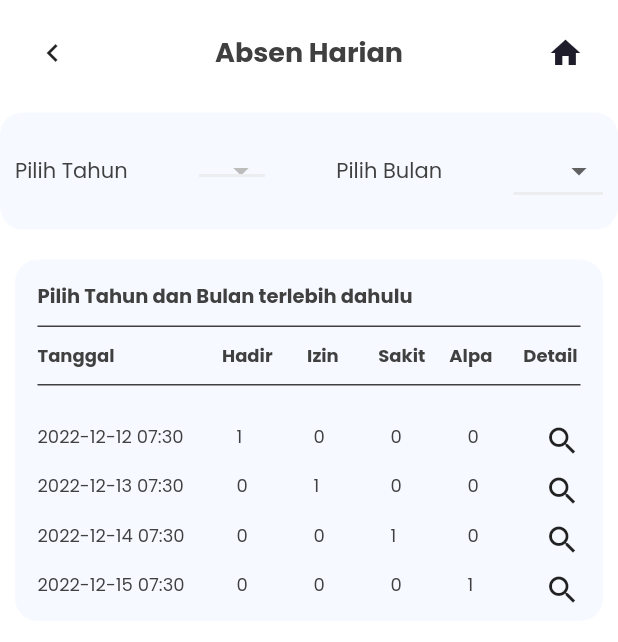
After one commit to jeffriagustiar/fe_info_siswa, a Flutter app: the MenuAbsenPage screen opened by its route, after a tap on "Harian", on a phone screen of 412 x 824 dp. The commit adds this screen. Shown: the top 642 px of the screen. Run offline on Flutter 3.47's test engine with Material 2 defaults, Android fonts, the phone set to English and light mode, and no system bars; our stand-ins replace carousel_slider, google_fonts; missing offline and left inert: sp_util; accounts and stored records are empty; network calls fail.

Commit message:
absen harian

```diff
--- a/lib/main.dart
+++ b/lib/main.dart
@@ -1,5 +1,6 @@
+import 'package:fe_info_siswa/pages/home/absen/menu_absen_page.dart';
 import 'package:fe_info_siswa/pages/home/home_page.dart';
-import 'package:fe_info_siswa/pages/home/list_absensi_siswa_page.dart';
+import 'package:fe_info_siswa/pages/home/absen/absensi_harian_siswa_page.dart';
 import 'package:fe_info_siswa/pages/home/nilai/list_nilai_rapor_page.dart';
 import 'package:fe_info_siswa/pages/home/nilai/menu_nilai.dart';
 import 'package:fe_info_siswa/pages/home/nilai/menu_nilai_harian.dart';
@@ -56,7 +57,8 @@ class MyApp extends StatelessWidget {
           '/home' :(context) => HomePage(),
           '/profile' :(context) => ProfilePage(),
           '/nilai' :(context) => ListNilaiRaporPage(),
-          '/absen' :(context) => ListPresensionPage(),
+          '/absen' :(context) => MenuAbsenPage(),
+          '/absen-harian' :(context) => AbsenHarianSiswaPage(),
           '/spp' :(context) => SppPage(),
           '/menu-nilai' :(context) => MenuNilaiPage(),
           '/menu-nilai-rapor' :(context) => MenuNilaiRaporPage(),
--- a/lib/models/tahun_model.dart
+++ b/lib/models/tahun_model.dart
@@ -9,7 +9,7 @@ class TahunModel{
 
   factory TahunModel.fromJson(Map<String, dynamic> json){
     return TahunModel(
-      tahun: json['tahunajaran'],
+      tahun: json['tahunajaran'].toString(),
       departement: json['departemen']
     );
   }
--- /dev/null
+++ b/lib/pages/home/absen/absensi_harian_siswa_page.dart
@@ -0,0 +1,295 @@
+import 'package:fe_info_siswa/provider/siswa_provider.dart';
+import 'package:fe_info_siswa/share/theme.dart';
+import 'package:fe_info_siswa/widgets/appBar_buttom.dart';
+import 'package:flutter/material.dart';
+import 'package:provider/provider.dart';
+import 'package:sp_util/sp_util.dart';
+
+class AbsenHarianSiswaPage extends StatefulWidget {
+  const AbsenHarianSiswaPage({super.key});
+
+  @override
+  State<AbsenHarianSiswaPage> createState() => _AbsenHarianSiswaPageState();
+}
+
+class _AbsenHarianSiswaPageState extends State<AbsenHarianSiswaPage> {
+
+  List<String> month = ['1','2','3','4','5','6','7','8','9','10','11','12'];
+  String? _itemmonth;
+  String? _tahun;
+  String? _tahun2 = 'Pilih';
+  String? kepala;
+  String? token = SpUtil.getString('token');
+
+  // ignore: unused_field
+  bool _isRefreshing = false;
+
+  Future<void> getInit() async{
+    setState(() {
+      _isRefreshing = true;
+    });
+    data();
+    setState(() {
+      _isRefreshing = false;
+    });
+  }
+
+  data() async{
+    await Provider.of<SiswaProvider>(context, listen: false).getDataTahun();
+    // ignore: use_build_context_synchronously
+    await Provider.of<SiswaProvider>(context, listen: false).getpresenSiswa(token!, _tahun2!, _itemmonth!);
+  }
+
+  @override
+  Widget build(BuildContext context) {
+
+    switch (_itemmonth) {
+      case '1':
+        kepala='Absen Januari';
+        break;
+      case '2':
+        kepala='Absen Februari';
+        break;
+      case '3':
+        kepala='Absen Maret';
+        break;
+      case '4':
+        kepala='Absen April';
+        break;
+      case '5':
+        kepala='Absen Mei';
+        break;
+      case '6':
+        kepala='Absen Juni';
+        break;
+      case '7':
+        kepala='Absen Juli';
+        break;
+      case '8':
+        kepala='Absen Agustus';
+        break;
+      case '9':
+        kepala='Absen September';
+        break;
+      case '10':
+        kepala='Absen Oktober';
+        break;
+      case '11':
+        kepala='Absen November';
+        break;
+      case '12':
+        kepala='Absen Desember';
+        break;
+      default:
+      kepala='Pilih Tahun dan Bulan terlebih dahulu';
+    }
+
+
+    SiswaProvider siswaProvider = Provider.of<SiswaProvider>(context);
+
+    Widget comboBox(){
+      return Container(
+        margin: const EdgeInsets.only(top: 20),
+        padding: const EdgeInsets.only(left: 10, right: 10, top: 15, bottom: 15),
+        width: double.infinity,
+        // height: 100,
+        decoration: BoxDecoration(
+          color: background4Color,
+          borderRadius: BorderRadius.circular(15)
+        ),
+        child: Row(
+          mainAxisAlignment: MainAxisAlignment.spaceBetween,
+          children: [
+            // combobox untuk tahun
+            Text(
+              "Pilih Tahun",
+              style: blackTextStyle,
+            ),
+            ButtonTheme(
+                alignedDropdown: true,
+                child: FutureBuilder(
+                  future: data(),
+                  builder: (context, snapshot) {
+                    return DropdownButton(
+                      style: TextStyle(
+                        color: blackColor
+                      ),
+                      borderRadius: BorderRadius.circular(15),
+                      focusColor: blackColor,
+                      underline: Container(
+                        height: 2,
+                        color: backgroundColor6,
+                      ),
+                      value: _tahun,
+                      onChanged: (newValue) {
+                          setState(() {
+                            _tahun = newValue;
+                            _tahun2 = newValue;
+                          });
+                        },
+                      items: siswaProvider.tahun.map((location) {
+                          return DropdownMenuItem(
+                            // ignore: unnecessary_new, sort_child_properties_last
+                            child: new Text(location.tahun.toString(),),
+                            value: location.tahun.toString(),
+                          );
+                        }).toList()
+                    );
+                  }
+                )
+              ),
+
+            // combobox untuk bulan
+            Text(
+              "Pilih Bulan",
+              style: blackTextStyle,
+            ),
+            ButtonTheme(
+              alignedDropdown: true,
+              child: DropdownButton(
+                style: TextStyle(color: blackColor),
+                borderRadius: BorderRadius.circular(15),
+                focusColor: blackColor,
+                underline: Container(
+                  height: 2,
+                  color: backgroundColor6,
+                ),
+                value: _itemmonth,
+                onChanged: (newValue) {
+                    setState(() {
+                      _itemmonth = newValue;
+                    });
+                  },
+                items: month.map((location) {
+                    return DropdownMenuItem(
+                      // ignore: unnecessary_new, sort_child_properties_last
+                      child: new Text(location,),
+                      value: location,
+                    );
+                  }).toList()
+              )
+            ),
+          ],
+        ),
+      );
+    }
+
+    Widget cell(double lebar, String nama){
+      return Container(
+        padding: const EdgeInsets.only(top: 15),
+        width: lebar,
+        child: Text(
+          nama,
+          style: blackTextStyle.copyWith(
+            fontSize: 12
+          ),
+        )
+      );
+    }
+
+    Widget icon(double lebar){
+      return Container(
+        padding: const EdgeInsets.only(top: 15),
+        height: 1,
+        child: const Icon(
+          Icons.search
+        ),
+      );
+    }
+
+    Widget dataAbsen(String tanggal,String hadir, String izin, String sakit, String alpa, String ket){
+      return Row(
+      mainAxisAlignment: MainAxisAlignment.spaceBetween,
+      crossAxisAlignment: CrossAxisAlignment.start,
+      children: [
+
+        cell(100, tanggal),
+        const SizedBox(width: 10,),
+        cell(40, hadir),
+        cell(40, izin),
+        cell(40, sakit),
+        cell(40, alpa),
+        icon(40,),
+
+      ],
+    );
+    }
+
+    Widget contentDetail(){
+      return Container(
+        margin: const EdgeInsets.only(top: 20,left: 10, right: 10),
+        padding: const EdgeInsetsDirectional.all(15),
+        width: double.infinity,
+        decoration: BoxDecoration(
+          color: background4Color,
+          borderRadius: BorderRadius.circular(15)
+        ),
+        child: Column(
+          crossAxisAlignment: CrossAxisAlignment.start,
+          children: [
+            Text(kepala!,style: blackTextStyle.copyWith(fontSize: 13,fontWeight: bold),),
+            Container(
+              margin: const EdgeInsets.symmetric(vertical: 10),
+              width: double.infinity,
+              height: 1,
+              color: blackColor,
+            ),
+            Row(
+              mainAxisAlignment: MainAxisAlignment.spaceBetween,
+              children: [
+
+                // ignore: sized_box_for_whitespace
+                Container(width: 100, child: Text("Tanggal",style: blackTextStyle.copyWith(fontSize: 12, fontWeight: bold),)),
+                const SizedBox(width: 5,),
+                // ignore: sized_box_for_whitespace
+                Container(width: 40, child: Text("Hadir",style: blackTextStyle.copyWith(fontSize: 12, fontWeight: bold),textAlign: TextAlign.center,)),
+                const SizedBox(width: 5,),
+                // ignore: sized_box_for_whitespace
+                Container(width: 40, child: Text("Izin",style: blackTextStyle.copyWith(fontSize: 12, fontWeight: bold),)),
+                // ignore: sized_box_for_whitespace
+                Container(width: 40, child: Text("Sakit",style: blackTextStyle.copyWith(fontSize: 12, fontWeight: bold),)),
+                // ignore: sized_box_for_whitespace
+                Container(width: 40, child: Text("Alpa",style: blackTextStyle.copyWith(fontSize: 12, fontWeight: bold),)),
+                // ignore: sized_box_for_whitespace
+                Container(width: 40, child: Text("Detail",style: blackTextStyle.copyWith(fontSize: 12, fontWeight: bold),textAlign: TextAlign.center,)),
+
+              ],
+            ),
+            Container(
+              margin: const EdgeInsets.symmetric(vertical: 10),
+              width: double.infinity,
+              height: 1,
+              color: blackColor,
+            ),
+
+            Column(
+              children: [
+                dataAbsen('2022-12-12 07:30', '1', '0', '0', '0', '0'),
+                dataAbsen('2022-12-13 07:30', '0', '1', '0', '0', '0'),
+                dataAbsen('2022-12-14 07:30', '0', '0', '1', '0', '0'),
+                dataAbsen('2022-12-15 07:30', '0', '0', '0', '1', '0'),
+              ],
+            )
+
+          ],
+        ),
+      );
+    }
+
+    return Scaffold(
+      backgroundColor: backgroundColor,
+      body: SafeArea(
+        child: RefreshIndicator(
+          onRefresh: getInit,
+          child: ListView(
+            children: [
+              AppBarButtom(nama: 'Absen Harian'),
+              comboBox(),
+              contentDetail(),
+            ],
+          ),
+        )
+      ),
+    );
+  }
+}
--- /dev/null
+++ b/lib/pages/home/absen/menu_absen_page.dart
@@ -0,0 +1,89 @@
+import 'package:fe_info_siswa/share/theme.dart';
+import 'package:fe_info_siswa/widgets/anak_fitur_buttom.dart';
+import 'package:fe_info_siswa/widgets/appBar_buttom.dart';
+import 'package:flutter/material.dart';
+
+class MenuAbsenPage extends StatelessWidget {
+  const MenuAbsenPage({super.key});
+
+  @override
+  Widget build(BuildContext context) {
+    return Scaffold(
+      backgroundColor: backgroundColor,
+      body: ListView(
+        children: [
+          AppBarButtom(nama: 'Presensi / Absensi'),
+           const SizedBox(height: 20,),
+          Container(
+            padding: const EdgeInsets.only(right: 30,left: 30),
+            child: Text(
+              "Presensi Atau Absensi Siswa Selanjutnya Pilih Presensi Yang Mau Dilihat",
+              style: blackTextStyle.copyWith(
+                fontSize: 15,
+                fontWeight: medium
+              ),
+              textAlign: TextAlign.justify,
+            ),
+          ),
+
+          Container(
+            padding: const EdgeInsets.all(20),
+            margin: const EdgeInsets.only(top: 20),
+            // height: 400,
+            width: double.infinity,
+            decoration: BoxDecoration(
+              color: background4Color,
+              borderRadius: BorderRadius.circular(15),
+              boxShadow: [
+                BoxShadow(
+                  color: Colors.grey.withOpacity(0.5),
+                  spreadRadius: 2,
+                  blurRadius: 10,
+                  offset: const Offset(0, 1),
+                ),
+              ]
+            ),
+            child: Column(
+              children: [
+                Row(
+                  mainAxisAlignment: MainAxisAlignment.spaceBetween,
+                  children: [
+                    AnakFiturButtom(
+                      nama: 'Harian',
+                      desc: "Merupakan kehadiran yang diambil saat siswa sampai disekolah berdasarkan jam masuk sekolah",
+                      onPressed: () {
+                        Navigator.pushNamed(context, '/absen-harian');
+                      },
+                    ),
+                    AnakFiturButtom(
+                      nama: 'Pelajaran',
+                      desc: "Merupakan kehadiran yang diambil saat siswa mengikuti proser pemblajaran",
+                      onPressed: () {
+                        // Navigator.pushNamed(context, '/menu-nilai-harian');
+                      },
+                    ),
+                  ],
+                ),
+                const SizedBox(height: 10,),
+                Row(
+                  mainAxisAlignment: MainAxisAlignment.spaceBetween,
+                  children: [
+                    AnakFiturButtom(
+                      nama: 'Ex School',
+                      desc: "Merupakan kehadiran siswa mengikuti extra kurikuler sekolah",
+                      onPressed: () {
+                        // Navigator.pushNamed(context, '/menu-nilai-rapor');
+                      },
+                    ),
+                  ],
+                ),
+              ],
+            ),
+
+          )
+
+        ],
+      ),
+    );
+  }
+}
--- a/lib/pages/home/list_absensi_siswa_page.dart
+++ /dev/null
@@ -1,226 +0,0 @@
-import 'package:fe_info_siswa/provider/siswa2_provider.dart';
-import 'package:fe_info_siswa/provider/siswa_provider.dart';
-import 'package:fe_info_siswa/share/theme.dart';
-import 'package:fe_info_siswa/widgets/loading.dart';
-import 'package:fe_info_siswa/widgets/presen_siswa_tile.dart';
-import 'package:fe_info_siswa/widgets/siswa_tile.dart';
-import 'package:flutter/material.dart';
-import 'package:provider/provider.dart';
-import 'package:sp_util/sp_util.dart';
-
-class ListPresensionPage extends StatefulWidget {
-  const ListPresensionPage({super.key});
-
-  @override
-  State<ListPresensionPage> createState() => _ListPresensionPageState();
-}
-
-class _ListPresensionPageState extends State<ListPresensionPage> {
-
-  String? token = SpUtil.getString('token');
-  int? angka = SpUtil.getInt('a');
-  int? nis = SpUtil.getInt('nis');
-
-  List<String> year = ['2021','2022','2023','2024','2025','2026'];
-  String? _itemyear='2023';
-  List<String> month = ['1','2','3','4','5','6','7','8','9','10','11','12'];
-  String? _itemmonth2;
-  String? _itemmonth='1';
-
-  // ignore: unused_field
-  bool _isRefreshing = false;
-
-  Future<void> getInit() async{
-    setState(() {
-      _isRefreshing = true;
-    });
-    data();
-    setState(() {
-      _isRefreshing = false;
-    });
-  }
-
-  data() async{
-    await Provider.of<SiswaProvider>(context, listen: false).getpresenSiswa(token!, _itemyear!, _itemmonth!);
-    // ignore: use_build_context_synchronously
-    await Provider.of<SiswaProvider>(context, listen: false).getsiswa(token!);
-  }
-
-  @override
-  Widget build(BuildContext context) {
-
-    SiswaProvider siswaProvider = Provider.of<SiswaProvider>(context);
-
-    Widget Title(){
-      return Container(
-        margin: EdgeInsets.only(
-          top: 20,
-          right: defaultMargin,
-          left: defaultMargin
-        ),
-        child: Row(
-          mainAxisAlignment: MainAxisAlignment.spaceBetween,
-          children: [
-            Text(
-              'Select',
-              style: primaryTextStyle.copyWith(
-                fontSize: 22,
-                fontWeight: semibold
-              ),
-            ),
-
-            ButtonTheme(
-              alignedDropdown: true,
-              child: DropdownButton(
-                style: TextStyle(
-                  color: Colors.amber
-                ),
-                borderRadius: BorderRadius.circular(15),
-                focusColor: Colors.amber,
-                underline: Container(
-                  height: 2,
-                  color: backgroundColor6,
-                ),
-                value: _itemyear,
-                onChanged: (newValue) {
-                    setState(() {
-                      _itemyear = newValue;
-                    });
-                  },
-                items: year.map((location) {
-                    return DropdownMenuItem(
-                      child: new Text(location,),
-                      value: location,
-                    );
-                  }).toList()
-              )
-            ),
-
-            ButtonTheme(
-              alignedDropdown: true,
-              child: DropdownButton(
-                style: TextStyle(
-                  color: Colors.amber
-                ),
-                borderRadius: BorderRadius.circular(15),
-                focusColor: Colors.amber,
-                underline: Container(
-                  height: 2,
-                  color: backgroundColor6,
-                ),
-                value: _itemmonth,
-                onChanged: (newValue) {
-                    setState(() {
-                      _itemmonth = newValue;
-                    });
-                  },
-                items: month.map((location) {
-                    return DropdownMenuItem(
-                      child: new Text(location,),
-                      value: location,
-                    );
-                  }).toList()
-              )
-            ),
-
-            ButtonTheme(
-              alignedDropdown: true,
-              child: FutureBuilder(
-                future: data(),
-                builder: (context, snapshot) {
-                  return DropdownButton(
-                    style: TextStyle(
-                      color: Colors.amber
-                    ),
-                    borderRadius: BorderRadius.circular(15),
-                    focusColor: Colors.amber,
-                    underline: Container(
-                      height: 2,
-                      color: backgroundColor6,
-                    ),
-                    value: _itemmonth2,
-                    onChanged: (newValue) {
-                        setState(() {
-                          _itemmonth2 = newValue;
-                        });
-                      },
-                    items: siswaProvider.siswa.map((location) {
-                        return DropdownMenuItem(
-                          child: new Text(location.nis.toString()),
-                          value: location.nis.toString(),
-                        );
-                      }).toList()
-                  );
-                }
-              )
-            ),
-
-          ],
-        ),
-      );
-    }
-
-    Widget listSiswa(){
-      return Container(
-        margin: EdgeInsets.only(
-          top: 30,
-        ),
-        child: FutureBuilder(
-          future: data(),
-          builder: (context, snapshot) {
-            if (snapshot.connectionState == ConnectionState.waiting) {
-              return Loading();
-            } else {
-              return Column(
-            children: siswaProvider.presen.map((presen) => PresenSiswaTile(presen)).toList(),
-            );
-            }
-          },
-
-        ),
-      );
-    }
-
-    return
-    Scaffold(
-      body: RefreshIndicator(
-        onRefresh: getInit,
-        child: ListView(
-          children: [
-            Text(_itemyear.toString()),
-            Text(_itemmonth2.toString()),
-            Title(),
-            listSiswa(),
-            SizedBox(height: 10,),
-
-      //       Container(
-      //   margin: EdgeInsets.only(
-      //     top: 14,
-      //   ),
-      //   child: FutureBuilder(
-      //     future: data(),
-      //     builder: (context, snapshot) {
-      //       if (snapshot.connectionState == ConnectionState.waiting) {
-      //         return Loading();
-      //       } else {
-      //         return Column(
-      //       children: siswaProvider.siswa.map((siswa) {
-      //         return Column(
-      //           children: [
-      //             Text(siswa.nama.toString()),
-      //           ],
-      //         );
-      //       }).toList(),
-      //       );
-      //       }
-      //     },
-
-      //   ),
-      // )
-
-          ],
-        ),
-      ),
-    );
-  }
-}
--- a/lib/provider/siswa_provider.dart
+++ b/lib/provider/siswa_provider.dart
@@ -94,6 +94,7 @@ class SiswaProvider with ChangeNotifier{
       List<SiswaModel> siswa = await SiswaService().getSiswa(token);
       _siswa = siswa;
     } catch (e) {
+      // ignore: avoid_print
       print(e);
     }
   }
@@ -104,6 +105,7 @@ class SiswaProvider with ChangeNotifier{
       List<SppModel> spp = await SppService().getSppDetail(token);
       _spp = spp;
     } catch (e) {
+      // ignore: avoid_print
       print(e);
     }
   }
@@ -115,6 +117,7 @@ class SiswaProvider with ChangeNotifier{
       List<RaporSiswaModel> rapor = await SiswaService().getRaporSiswa(token, semester);
       _rapor = rapor;
     } catch (e) {
+      // ignore: avoid_print
       print(e);
     }
   }
@@ -126,6 +129,7 @@ class SiswaProvider with ChangeNotifier{
       List<PresensionSiswaModel> presen = await SiswaService().getpresenSiswa(token, year, month);
       _presen = presen;
     } catch (e) {
+      // ignore: avoid_print
       print(e);
     }
   }
@@ -136,6 +140,7 @@ class SiswaProvider with ChangeNotifier{
       List<TahunModel> tahun = await SiswaService().gettahun(token);
       _tahun = tahun;
     } catch (e) {
+      // ignore: avoid_print
       print(e);
     }
   }
@@ -146,6 +151,7 @@ class SiswaProvider with ChangeNotifier{
       List<SemesterModel> semester = await SiswaService().getsemester(/*token*/);
       _semester = semester;
     } catch (e) {
+      // ignore: avoid_print
       print(e);
     }
   }
@@ -157,6 +163,7 @@ class SiswaProvider with ChangeNotifier{
       List<RaporSiswaModel> rapor = await SiswaService().getRaporSiswaD(token, sem, jenis, tipe, tahun);
       _rapor = rapor;
     } catch (e) {
+      // ignore: avoid_print
       print(e);
     }
   }
@@ -167,6 +174,7 @@ class SiswaProvider with ChangeNotifier{
       List<MapelModel> mapel = await SiswaService().getMapel(jenis);
       _mapel = mapel;
     } catch (e) {
+      // ignore: avoid_print
       print(e);
     }
   }
@@ -177,6 +185,18 @@ class SiswaProvider with ChangeNotifier{
       List<NilaiHarianModel> nilaiHarian = await SiswaService().getNilaiHarin(token, mapel, tahun, sem);
       _nilaiHarian = nilaiHarian;
     } catch (e) {
+      // ignore: avoid_print
+      print(e);
+    }
+  }
+
+  // ambil data tahun, 5 tahun kebelakang
+  Future<void> getDataTahun() async{
+    try {
+      List<TahunModel> tahun = await SiswaService().getDataTahun();
+      _tahun = tahun;
+    } catch (e) {
+      // ignore: avoid_print
       print(e);
     }
   }
--- a/lib/services/siswa_service.dart
+++ b/lib/services/siswa_service.dart
@@ -273,6 +273,7 @@ class SiswaService{
     );
 
     // print((response.body));
+    // ignore: avoid_print
     print("bisa nilai harian");
 
     if (response.statusCode == 200) {
@@ -288,4 +289,34 @@ class SiswaService{
     }
   }
 
+  //ambil data tahun, 5 tahun kebelakang
+  Future<List<TahunModel>> getDataTahun() async{
+    var url = Uri.parse('$baseUrl/tahunAbsen');
+
+    var headers = {
+      'Content-Type': 'application/json',
+    };
+
+    var response = await http.get(
+      url,
+      headers: headers
+    );
+
+    // print((response.body));
+    // ignore: avoid_print
+    // print("bisa tahun mundur");
+
+    if (response.statusCode == 200) {
+      List  data = jsonDecode(response.body)['data'];
+      List<TahunModel> tahun = [];
+
+      for (var item in data) {
+        tahun.add(TahunModel.fromJson(item));
+      }
+      return tahun;
+    } else {
+      throw Exception("Gagal Ambil data tahun");
+    }
+  }
+
 }
--- a/lib/widgets/anak_fitur_buttom.dart
+++ b/lib/widgets/anak_fitur_buttom.dart
@@ -33,7 +33,7 @@ class AnakFiturButtom extends StatelessWidget {
             Text(
               desc,
               style: blackTextStyle.copyWith(
-                fontSize: 14,
+                fontSize: 13,
                 fontWeight: regular
               ),
               textAlign: TextAlign.justify,
```
